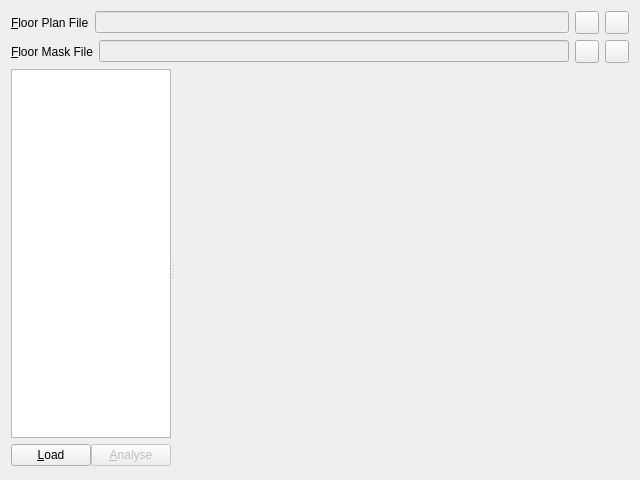
Old version of the form app/src/tools/gui/AnalyseResultsWidget.ui in the repository dysonltd-zz/gts.
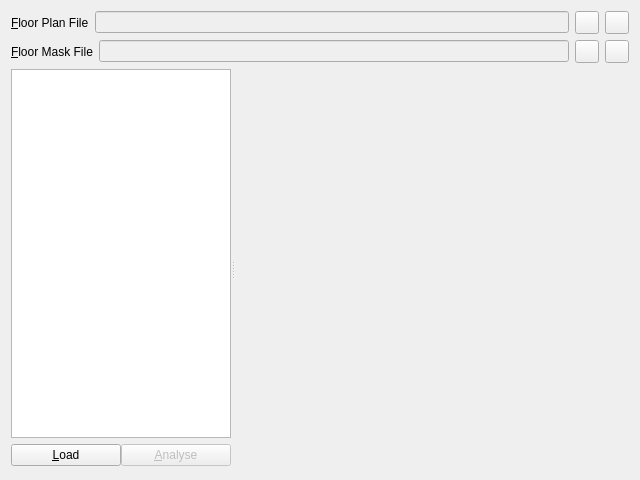
New version of the form. Icons and pictures are not drawn. Custom widgets are drawn as their Qt base class.

Patch:
```diff
--- a/app/src/tools/gui/AnalyseResultsWidget.ui
+++ b/app/src/tools/gui/AnalyseResultsWidget.ui
@@ -176,7 +176,7 @@
         </property>
         <property name="minimumSize">
          <size>
-          <width>160</width>
+          <width>220</width>
           <height>0</height>
          </size>
         </property>
@@ -263,22 +263,6 @@
              </property>
             </widget>
            </item>
-           <item>
-            <spacer name="horizontalSpacer_4">
-             <property name="orientation">
-              <enum>Qt::Horizontal</enum>
-             </property>
-             <property name="sizeType">
-              <enum>QSizePolicy::Expanding</enum>
-             </property>
-             <property name="sizeHint" stdset="0">
-              <size>
-               <width>5</width>
-               <height>20</height>
-              </size>
-             </property>
-            </spacer>
-           </item>
            <item>
             <widget class="QPushButton" name="m_analyseBtn">
              <property name="enabled">
```
Left out of the diff: 3 changed lines with no effect on the pictures.
